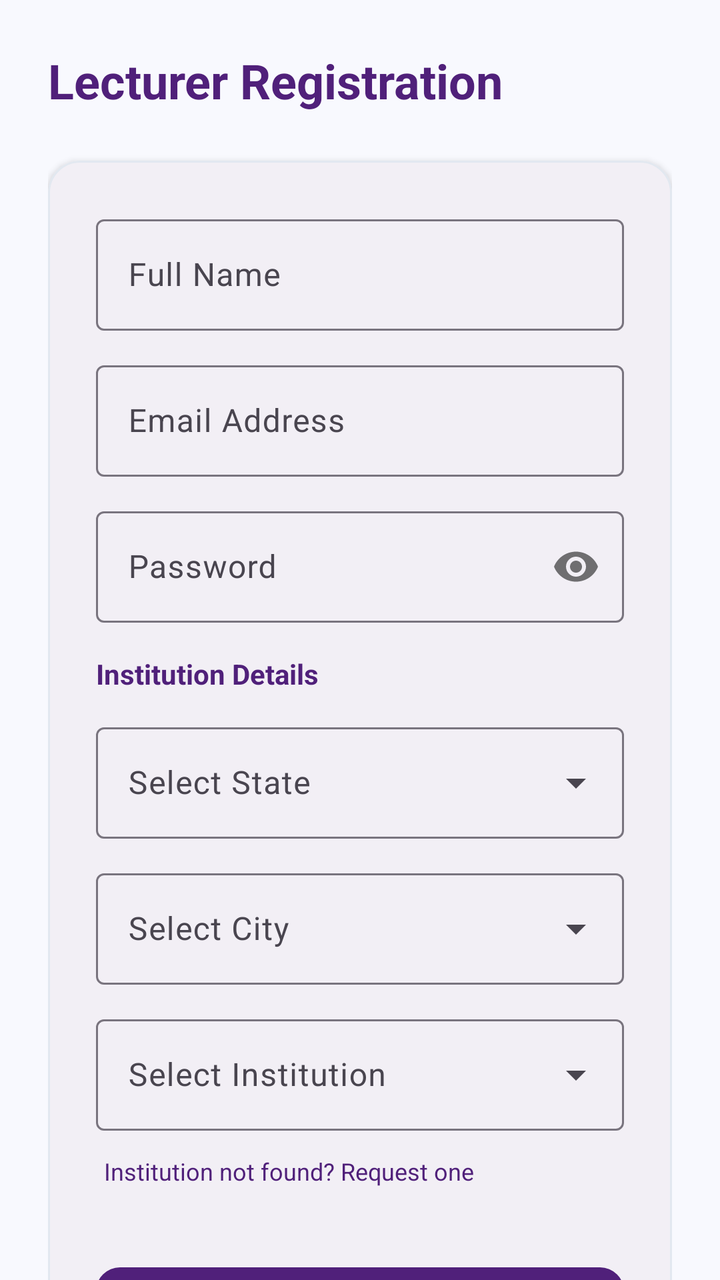
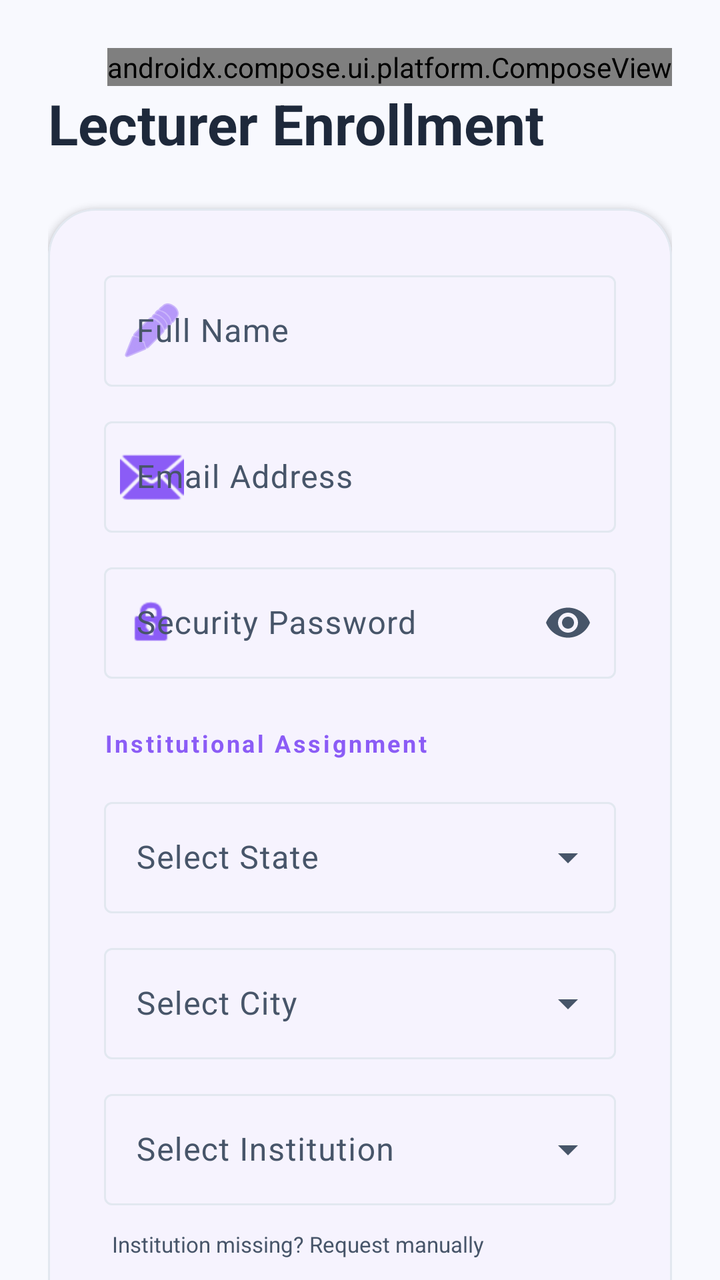

An Android layout rendered at two revisions. The XML below is the earlier revision; the diff shows what the commit changed to produce the second picture.
<!-- AndroidManifest.xml: application theme Theme.AutoAttendance -->
<!-- res/layout/activity_lecturer_register.xml -->
<?xml version="1.0" encoding="utf-8"?>
<androidx.core.widget.NestedScrollView
    xmlns:android="http://schemas.android.com/apk/res/android"
    xmlns:app="http://schemas.android.com/apk/res-auto"
    android:layout_width="match_parent"
    android:layout_height="match_parent"
    android:background="@color/surface_background">

    <LinearLayout
        android:layout_width="match_parent"
        android:layout_height="wrap_content"
        android:orientation="vertical"
        android:padding="24dp">

        <TextView
            android:layout_width="wrap_content"
            android:layout_height="wrap_content"
            android:text="Lecturer Registration"
            android:textSize="24sp"
            android:textStyle="bold"
            android:textColor="@color/brand_primary"
            android:layout_marginBottom="24dp"/>

        <com.google.android.material.card.MaterialCardView
            android:layout_width="match_parent"
            android:layout_height="wrap_content"
            app:cardCornerRadius="16dp"
            app:cardElevation="2dp"
            app:strokeColor="@color/border_subtle"
            app:strokeWidth="1dp">

            <LinearLayout
                android:layout_width="match_parent"
                android:layout_height="wrap_content"
                android:orientation="vertical"
                android:padding="24dp">

                <com.google.android.material.textfield.TextInputLayout
                    style="@style/Widget.Material3.TextInputLayout.OutlinedBox"
                    android:layout_width="match_parent"
                    android:layout_height="wrap_content"
                    android:hint="Full Name"
                    android:layout_marginBottom="12dp">
                    <com.google.android.material.textfield.TextInputEditText
                        android:id="@+id/etName"
                        android:layout_width="match_parent"
                        android:layout_height="wrap_content"
                        android:inputType="textPersonName"/>
                </com.google.android.material.textfield.TextInputLayout>

                <com.google.android.material.textfield.TextInputLayout
                    style="@style/Widget.Material3.TextInputLayout.OutlinedBox"
                    android:layout_width="match_parent"
                    android:layout_height="wrap_content"
                    android:hint="Email Address"
                    android:layout_marginBottom="12dp">
                    <com.google.android.material.textfield.TextInputEditText
                        android:id="@+id/etEmail"
                        android:layout_width="match_parent"
                        android:layout_height="wrap_content"
                        android:inputType="textEmailAddress"/>
                </com.google.android.material.textfield.TextInputLayout>

                <com.google.android.material.textfield.TextInputLayout
                    style="@style/Widget.Material3.TextInputLayout.OutlinedBox"
                    android:layout_width="match_parent"
                    android:layout_height="wrap_content"
                    android:hint="Password"
                    app:passwordToggleEnabled="true"
                    android:layout_marginBottom="16dp">
                    <com.google.android.material.textfield.TextInputEditText
                        android:id="@+id/etPassword"
                        android:layout_width="match_parent"
                        android:layout_height="wrap_content"
                        android:inputType="textPassword"/>
                </com.google.android.material.textfield.TextInputLayout>

                <TextView
                    android:layout_width="wrap_content"
                    android:layout_height="wrap_content"
                    android:text="Institution Details"
                    android:textColor="@color/brand_primary"
                    android:textStyle="bold"
                    android:layout_marginBottom="12dp"/>

                <com.google.android.material.textfield.TextInputLayout
                    style="@style/Widget.Material3.TextInputLayout.OutlinedBox.ExposedDropdownMenu"
                    android:layout_width="match_parent"
                    android:layout_height="wrap_content"
                    android:hint="Select State"
                    android:layout_marginBottom="12dp">
                    <AutoCompleteTextView
                        android:id="@+id/autoCompleteState"
                        android:layout_width="match_parent"
                        android:layout_height="wrap_content"
                        android:inputType="none" />
                </com.google.android.material.textfield.TextInputLayout>

                <com.google.android.material.textfield.TextInputLayout
                    style="@style/Widget.Material3.TextInputLayout.OutlinedBox.ExposedDropdownMenu"
                    android:layout_width="match_parent"
                    android:layout_height="wrap_content"
                    android:hint="Select City"
                    android:layout_marginBottom="12dp">
                    <AutoCompleteTextView
                        android:id="@+id/autoCompleteCity"
                        android:layout_width="match_parent"
                        android:layout_height="wrap_content"
                        android:inputType="none" />
                </com.google.android.material.textfield.TextInputLayout>

                <com.google.android.material.textfield.TextInputLayout
                    style="@style/Widget.Material3.TextInputLayout.OutlinedBox.ExposedDropdownMenu"
                    android:layout_width="match_parent"
                    android:layout_height="wrap_content"
                    android:hint="Select Institution"
                    android:layout_marginBottom="8dp">
                    <AutoCompleteTextView
                        android:id="@+id/autoCompleteInstitution"
                        android:layout_width="match_parent"
                        android:layout_height="wrap_content"
                        android:inputType="none" />
                </com.google.android.material.textfield.TextInputLayout>

                <TextView
                    android:id="@+id/tvRequestInstitution"
                    android:layout_width="wrap_content"
                    android:layout_height="wrap_content"
                    android:text="Institution not found? Request one"
                    android:textColor="@color/brand_primary"
                    android:textSize="12sp"
                    android:layout_marginBottom="16dp"
                    android:padding="4dp"/>

                <Button
                    android:id="@+id/btnRegister"
                    android:layout_width="match_parent"
                    android:layout_height="56dp"
                    android:text="Register"
                    app:cornerRadius="12dp"
                    android:layout_marginTop="16dp"/>

                <ProgressBar
                    android:id="@+id/progressBar"
                    android:layout_width="wrap_content"
                    android:layout_height="wrap_content"
                    android:layout_gravity="center"
                    android:layout_marginTop="16dp"
                    android:visibility="gone"/>

            </LinearLayout>
        </com.google.android.material.card.MaterialCardView>

    </LinearLayout>
</androidx.core.widget.NestedScrollView>
<!-- resources referenced by this layout -->
<resources>
  <color name="border_subtle">#E2E8F0</color>
  <color name="brand_primary">#50207A</color>
  <color name="surface_background">#F8F9FE</color>
  <style name="Theme.AutoAttendance" parent="Theme.Material3.Light.NoActionBar">
          
          <item name="colorPrimary">@color/brand_primary</item>
          <item name="colorOnPrimary">@color/white</item>
          <item name="colorPrimaryContainer">@color/brand_light</item>
          <item name="colorOnPrimaryContainer">@color/brand_primary</item>
  
          
          <item name="colorSecondary">@color/brand_accent</item>
          <item name="colorOnSecondary">@color/white</item>
  
          
          <item name="android:statusBarColor">@color/surface_background</item>
          <item name="android:windowLightStatusBar">true</item>
  
          
          <item name="android:windowBackground">@color/surface_background</item>
          <item name="colorSurface">@color/surface_card</item>
      </style>
  <color name="white">#FFFFFFFF</color>
  <color name="brand_light">#D6B9FC</color>
  <color name="brand_accent">#838CE5</color>
  <color name="surface_card">#FFFFFF</color>
</resources>

<!-- the commit's change to res/layout/activity_lecturer_register.xml (unified diff, before → after) -->
@@ -4,7 +4,7 @@
     xmlns:app="http://schemas.android.com/apk/res-auto"
     android:layout_width="match_parent"
     android:layout_height="match_parent"
-    android:background="@color/surface_background">
+    android:background="@drawable/root_background">
 
     <LinearLayout
         android:layout_width="match_parent"
@@ -12,40 +12,50 @@
         android:orientation="vertical"
         android:padding="24dp">
 
+        <androidx.compose.ui.platform.ComposeView
+            android:id="@+id/themeToggleCompose"
+            android:layout_width="wrap_content"
+            android:layout_height="wrap_content"
+            android:layout_gravity="end" />
+
         <TextView
             android:layout_width="wrap_content"
             android:layout_height="wrap_content"
-            android:text="Lecturer Registration"
-            android:textSize="24sp"
+            android:text="Lecturer Enrollment"
+            android:textSize="28sp"
             android:textStyle="bold"
-            android:textColor="@color/brand_primary"
+            android:textColor="?attr/colorOnSurface"
             android:layout_marginBottom="24dp"/>
 
         <com.google.android.material.card.MaterialCardView
             android:layout_width="match_parent"
             android:layout_height="wrap_content"
-            app:cardCornerRadius="16dp"
+            app:cardBackgroundColor="?attr/colorSurface"
+            app:cardCornerRadius="24dp"
             app:cardElevation="2dp"
-            app:strokeColor="@color/border_subtle"
+            app:strokeColor="?attr/colorOutline"
             app:strokeWidth="1dp">
 
             <LinearLayout
                 android:layout_width="match_parent"
                 android:layout_height="wrap_content"
                 android:orientation="vertical"
-                android:padding="24dp">
+                android:padding="28dp">
 
                 <com.google.android.material.textfield.TextInputLayout
                     style="@style/Widget.Material3.TextInputLayout.OutlinedBox"
                     android:layout_width="match_parent"
                     android:layout_height="wrap_content"
                     android:hint="Full Name"
-                    android:layout_marginBottom="12dp">
+                    android:layout_marginBottom="12dp"
+                    app:startIconDrawable="@android:drawable/ic_menu_edit"
+                    app:startIconTint="?attr/colorPrimary">
                     <com.google.android.material.textfield.TextInputEditText
                         android:id="@+id/etName"
                         android:layout_width="match_parent"
                         android:layout_height="wrap_content"
-                        android:inputType="textPersonName"/>
+                        android:inputType="textPersonName"
+                        android:textColor="?attr/colorOnSurface"/>
                 </com.google.android.material.textfield.TextInputLayout>
 
                 <com.google.android.material.textfield.TextInputLayout
@@ -53,35 +63,45 @@
                     android:layout_width="match_parent"
                     android:layout_height="wrap_content"
                     android:hint="Email Address"
-                    android:layout_marginBottom="12dp">
+                    android:layout_marginBottom="12dp"
+                    app:startIconDrawable="@android:drawable/ic_dialog_email"
+                    app:startIconTint="?attr/colorPrimary">
                     <com.google.android.material.textfield.TextInputEditText
                         android:id="@+id/etEmail"
                         android:layout_width="match_parent"
                         android:layout_height="wrap_content"
-                        android:inputType="textEmailAddress"/>
+                        android:inputType="textEmailAddress"
+                        android:textColor="?attr/colorOnSurface"/>
                 </com.google.android.material.textfield.TextInputLayout>
 
                 <com.google.android.material.textfield.TextInputLayout
                     style="@style/Widget.Material3.TextInputLayout.OutlinedBox"
                     android:layout_width="match_parent"
                     android:layout_height="wrap_content"
-                    android:hint="Password"
+                    android:hint="Security Password"
                     app:passwordToggleEnabled="true"
-                    android:layout_marginBottom="16dp">
+                    android:layout_marginBottom="16dp"
+                    app:startIconDrawable="@android:drawable/ic_lock_idle_lock"
+                    app:startIconTint="?attr/colorPrimary"
+                    app:passwordToggleTint="?attr/colorOnSurfaceVariant">
                     <com.google.android.material.textfield.TextInputEditText
                         android:id="@+id/etPassword"
                         android:layout_width="match_parent"
                         android:layout_height="wrap_content"
-                        android:inputType="textPassword"/>
+                        android:inputType="textPassword"
+                        android:textColor="?attr/colorOnSurface"/>
                 </com.google.android.material.textfield.TextInputLayout>
 
                 <TextView
                     android:layout_width="wrap_content"
                     android:layout_height="wrap_content"
-                    android:text="Institution Details"
-                    android:textColor="@color/brand_primary"
+                    android:text="Institutional Assignment"
+                    android:textColor="?attr/colorPrimary"
                     android:textStyle="bold"
-                    android:layout_marginBottom="12dp"/>
+                    android:textSize="12sp"
+                    android:letterSpacing="0.1"
+                    android:layout_marginBottom="16dp"
+                    android:layout_marginTop="8dp"/>
 
                 <com.google.android.material.textfield.TextInputLayout
                     style="@style/Widget.Material3.TextInputLayout.OutlinedBox.ExposedDropdownMenu"
@@ -93,7 +113,8 @@
                         android:id="@+id/autoCompleteState"
                         android:layout_width="match_parent"
                         android:layout_height="wrap_content"
-                        android:inputType="none" />
+                        android:inputType="none"
+                        android:textColor="?attr/colorOnSurface" />
                 </com.google.android.material.textfield.TextInputLayout>
 
                 <com.google.android.material.textfield.TextInputLayout
@@ -106,7 +127,8 @@
                         android:id="@+id/autoCompleteCity"
                         android:layout_width="match_parent"
                         android:layout_height="wrap_content"
-                        android:inputType="none" />
+                        android:inputType="none"
+                        android:textColor="?attr/colorOnSurface" />
                 </com.google.android.material.textfield.TextInputLayout>
 
                 <com.google.android.material.textfield.TextInputLayout
@@ -119,26 +141,28 @@
                         android:id="@+id/autoCompleteInstitution"
                         android:layout_width="match_parent"
                         android:layout_height="wrap_content"
-                        android:inputType="none" />
+                        android:inputType="none"
+                        android:textColor="?attr/colorOnSurface" />
                 </com.google.android.material.textfield.TextInputLayout>
 
                 <TextView
                     android:id="@+id/tvRequestInstitution"
                     android:layout_width="wrap_content"
                     android:layout_height="wrap_content"
-                    android:text="Institution not found? Request one"
-                    android:textColor="@color/brand_primary"
-                    android:textSize="12sp"
-                    android:layout_marginBottom="16dp"
+                    android:text="Institution missing? Request manually"
+                    android:textColor="?attr/colorOnSurfaceVariant"
+                    android:textSize="11sp"
+                    android:layout_marginBottom="24dp"
                     android:padding="4dp"/>
 
                 <Button
                     android:id="@+id/btnRegister"
+                    style="@style/Widget.Material3.Button"
                     android:layout_width="match_parent"
                     android:layout_height="56dp"
-                    android:text="Register"
-                    app:cornerRadius="12dp"
-                    android:layout_marginTop="16dp"/>
+                    android:text="Create Account"
+                    android:textStyle="bold"
+                    app:cornerRadius="12dp" />
 
                 <ProgressBar
                     android:id="@+id/progressBar"
<!-- resource entries referenced after the edit -->
@@ -1,30 +1,47 @@
 <!-- resources referenced by this layout -->
 <resources>
-  <color name="border_subtle">#E2E8F0</color>
-  <color name="brand_primary">#50207A</color>
-  <color name="surface_background">#F8F9FE</color>
-  <style name="Theme.AutoAttendance" parent="Theme.Material3.Light.NoActionBar">
-          
+  <!-- drawable root_background (drawable) -->
+  <?xml version="1.0" encoding="utf-8"?>
+  <shape xmlns:android="http://schemas.android.com/apk/res/android"
+      android:shape="rectangle">
+      <solid android:color="@color/canvasLight" />
+  </shape>
+  <color name="border_subtle">@color/borderLight</color>
+  <color name="status_danger">#EF4444</color>
+  <color name="brandPurple">#8B5CF6</color>
+  <color name="brandGreen">#10B981</color>
+  <color name="cardBgLight">#FFFFFF</color>
+  <color name="textPrimaryLight">#1E293B</color>
+  <color name="textSecondaryLight">#475569</color>
+  <color name="borderLight">#E2E8F0</color>
+  <color name="brand_primary">@color/brandPurple</color>
+  <color name="surface_background">@color/canvasLight</color>
+  <style name="Theme.AutoAttendance" parent="Theme.Material3.DayNight.NoActionBar">
           <item name="colorPrimary">@color/brand_primary</item>
           <item name="colorOnPrimary">@color/white</item>
-          <item name="colorPrimaryContainer">@color/brand_light</item>
-          <item name="colorOnPrimaryContainer">@color/brand_primary</item>
+          <item name="colorPrimaryContainer">@color/brandPurpleTint</item>
+          <item name="colorOnPrimaryContainer">@color/brandPurpleBadgeText</item>
   
-          
           <item name="colorSecondary">@color/brand_accent</item>
           <item name="colorOnSecondary">@color/white</item>
   
-          
           <item name="android:statusBarColor">@color/surface_background</item>
           <item name="android:windowLightStatusBar">true</item>
   
-          
           <item name="android:windowBackground">@color/surface_background</item>
           <item name="colorSurface">@color/surface_card</item>
+          <item name="colorOnSurface">@color/text_primary</item>
+          <item name="colorOnSurfaceVariant">@color/text_secondary</item>
+          <item name="colorOutline">@color/border_subtle</item>
+          <item name="colorError">@color/status_danger</item>
       </style>
-  <color name="white">#FFFFFFFF</color>
-  <color name="brand_light">#D6B9FC</color>
-  <color name="brand_accent">#838CE5</color>
-  <color name="surface_card">#FFFFFF</color>
+  <color name="canvasLight">#F8F9FE</color>
+  <color name="white">#FFFFFF</color>
+  <color name="brandPurpleTint">#EDE9FE</color>
+  <color name="brandPurpleBadgeText">#5B21B6</color>
+  <color name="brand_accent">@color/brandGreen</color>
+  <color name="surface_card">@color/cardBgLight</color>
+  <color name="text_primary">@color/textPrimaryLight</color>
+  <color name="text_secondary">@color/textSecondaryLight</color>
 </resources>
 
